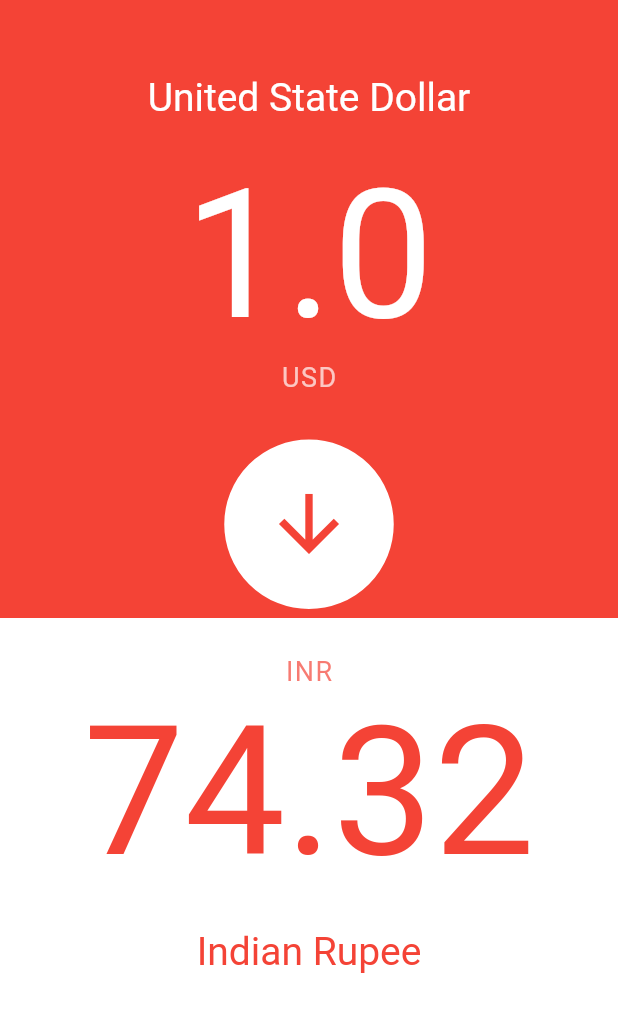
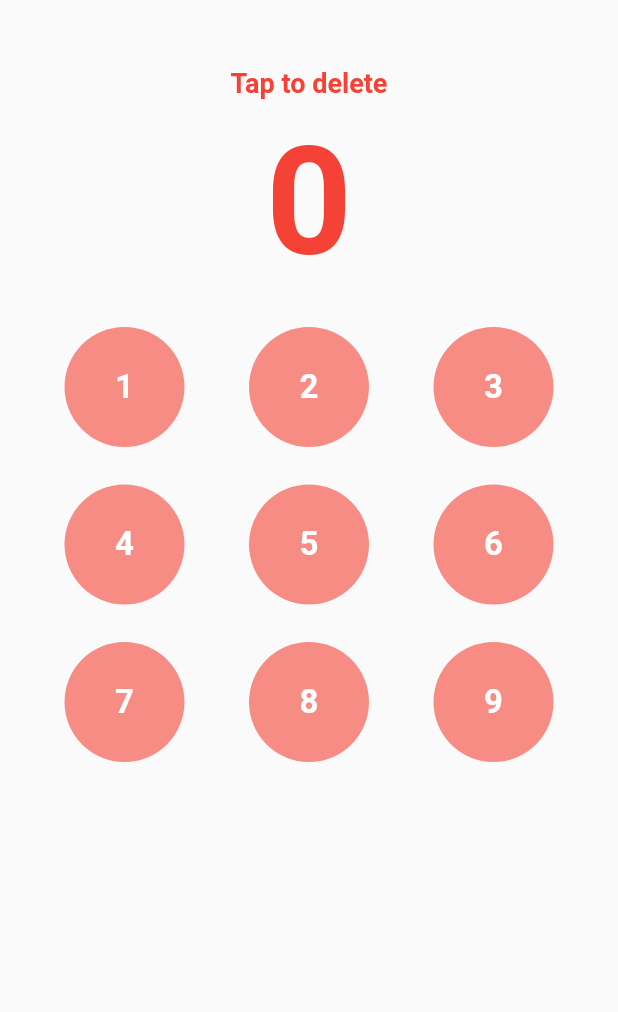
Before and after one commit to AkashRajpurohit/Currency-Converter, a Flutter app: the screen it shows after launch, after a tap on "74.32", on a phone screen of 412 x 824 dp. Shown: the top 1012 px of the screen. Run offline on Flutter 3.47's test engine with Material 2 defaults, Android fonts, the phone set to English and light mode, and no system bars.

Commit message:
:art: whiteInputScreen with adding number logic

```diff
--- a/lib/screens/dashboard.dart
+++ b/lib/screens/dashboard.dart
@@ -1,3 +1,4 @@
+import 'package:currency_converter/screens/white_input.dart';
 import 'package:currency_converter/services/currency.dart';
 import 'package:flutter/material.dart';
 
@@ -100,7 +101,14 @@ class _DashboardPageState extends State<DashboardPage> {
                   ),
                   // SizedBox(height: 40),
                   InkWell(
-                    onTap: () {},
+                    onTap: () {
+                      Navigator.of(context).push(MaterialPageRoute(
+                        builder: (context) => WhiteInputPage(
+                          originalCurrency: widget.currenyOne,
+                          convertedCurrency: widget.currencyTwo,
+                        )
+                      ));
+                    },
                     child: Text(
                       widget.convertedCurrency.toString(),
                       style: TextStyle(
--- /dev/null
+++ b/lib/screens/white_input.dart
@@ -0,0 +1,86 @@
+import 'package:currency_converter/shared/number_row.dart';
+import 'package:flutter/material.dart';
+
+class WhiteInputPage extends StatefulWidget {
+
+  final String originalCurrency;
+  final String convertedCurrency;
+
+  WhiteInputPage({ this.originalCurrency, this.convertedCurrency });
+
+  @override
+  _WhiteInputPageState createState() => _WhiteInputPageState();
+}
+
+class _WhiteInputPageState extends State<WhiteInputPage> {
+
+  void updateCurrentInput(value) => setState(() => currentInput = value);
+
+  int currentInput = 0;
+
+  @override
+  Widget build(BuildContext context) {
+    return Scaffold(
+      body: Column(
+        children: <Widget>[
+          SizedBox(height: 45.0),
+          InkWell(
+            onTap: () {
+              setState(() => currentInput = 0);
+            },
+            child: Text(
+              'Tap to delete',
+              style: TextStyle(
+                color: Colors.red,
+                fontSize: 18.0,
+                fontWeight: FontWeight.bold
+              ),
+            ),
+          ),
+          SizedBox(height: 10.0),
+          Center(
+            child: Text(
+              currentInput.toString(),
+              style: TextStyle(
+                color: Colors.red,
+                fontSize: 100,
+                fontWeight: FontWeight.bold
+              )
+            ),
+          ),
+          SizedBox(height: 25.0),
+          numberRow(
+            number1: 1,
+            number2: 2,
+            number3: 3,
+            color1: Colors.red,
+            color2: Colors.white,
+            updateCurrentInput: updateCurrentInput,
+            currentInputValue: currentInput
+          ),
+          SizedBox(height: 25.0),
+          numberRow(
+            number1: 4,
+            number2: 5,
+            number3: 6,
+            color1: Colors.red,
+            color2: Colors.white,
+            updateCurrentInput: updateCurrentInput,
+            currentInputValue: currentInput
+          ),
+          SizedBox(height: 25.0),
+          numberRow(
+            number1: 7,
+            number2: 8,
+            number3: 9,
+            color1: Colors.red,
+            color2: Colors.white,
+            updateCurrentInput: updateCurrentInput,
+            currentInputValue: currentInput
+          ),
+
+        ],
+      ),
+    );
+  }
+}
--- /dev/null
+++ b/lib/shared/number_row.dart
@@ -0,0 +1,104 @@
+import 'package:flutter/material.dart';
+
+Widget numberRow(
+    {
+      int number1,
+      int number2,
+      int number3,
+      int currentInputValue,
+      Color color1,
+      Color color2,
+      Function updateCurrentInput
+    }) {
+  return Row(
+    mainAxisAlignment: MainAxisAlignment.spaceEvenly,
+    children: <Widget>[
+      Container(
+        height: 80.0,
+        width: 80.0,
+        decoration: BoxDecoration(
+          borderRadius: BorderRadius.circular(40.0),
+          color: color1.withOpacity(0.6),
+        ),
+        child: InkWell(
+          onTap: () {
+            print(number1);
+            _calculateNumber(number1, currentInputValue, updateCurrentInput);
+          },
+          borderRadius: BorderRadius.circular(40.0),
+          splashColor: color1,
+          hoverColor: color1,
+          focusColor: color1,
+          highlightColor: color1,
+          child: Center(
+            child: Text(
+              number1.toString(),
+              style: TextStyle(
+                  color: color2, fontSize: 22.0, fontWeight: FontWeight.bold),
+            ),
+          ),
+        ),
+      ),
+      Container(
+        height: 80.0,
+        width: 80.0,
+        decoration: BoxDecoration(
+          borderRadius: BorderRadius.circular(40.0),
+          color: color1.withOpacity(0.6),
+        ),
+        child: InkWell(
+          onTap: () {
+            print(number2);
+            _calculateNumber(number2, currentInputValue, updateCurrentInput);
+          },
+          borderRadius: BorderRadius.circular(40.0),
+          splashColor: color1,
+          hoverColor: color1,
+          focusColor: color1,
+          highlightColor: color1,
+          child: Center(
+            child: Text(
+              number2.toString(),
+              style: TextStyle(
+                  color: color2, fontSize: 22.0, fontWeight: FontWeight.bold),
+            ),
+          ),
+        ),
+      ),
+      Container(
+        height: 80.0,
+        width: 80.0,
+        decoration: BoxDecoration(
+          borderRadius: BorderRadius.circular(40.0),
+          color: color1.withOpacity(0.6),
+        ),
+        child: InkWell(
+          onTap: () {
+            print(number3);
+            _calculateNumber(number3, currentInputValue, updateCurrentInput);
+          },
+          borderRadius: BorderRadius.circular(40.0),
+          splashColor: color1,
+          hoverColor: color1,
+          focusColor: color1,
+          highlightColor: color1,
+          child: Center(
+            child: Text(
+              number3.toString(),
+              style: TextStyle(
+                  color: color2, fontSize: 22.0, fontWeight: FontWeight.bold),
+            ),
+          ),
+        ),
+      ),
+    ],
+  );
+}
+
+_calculateNumber(int number, int currentInputValue, Function updateCurrentInput) {
+  if(currentInputValue == 0) {
+    updateCurrentInput(number);
+  } else {
+    updateCurrentInput((currentInputValue * 10) + number);
+  }
+}
```
